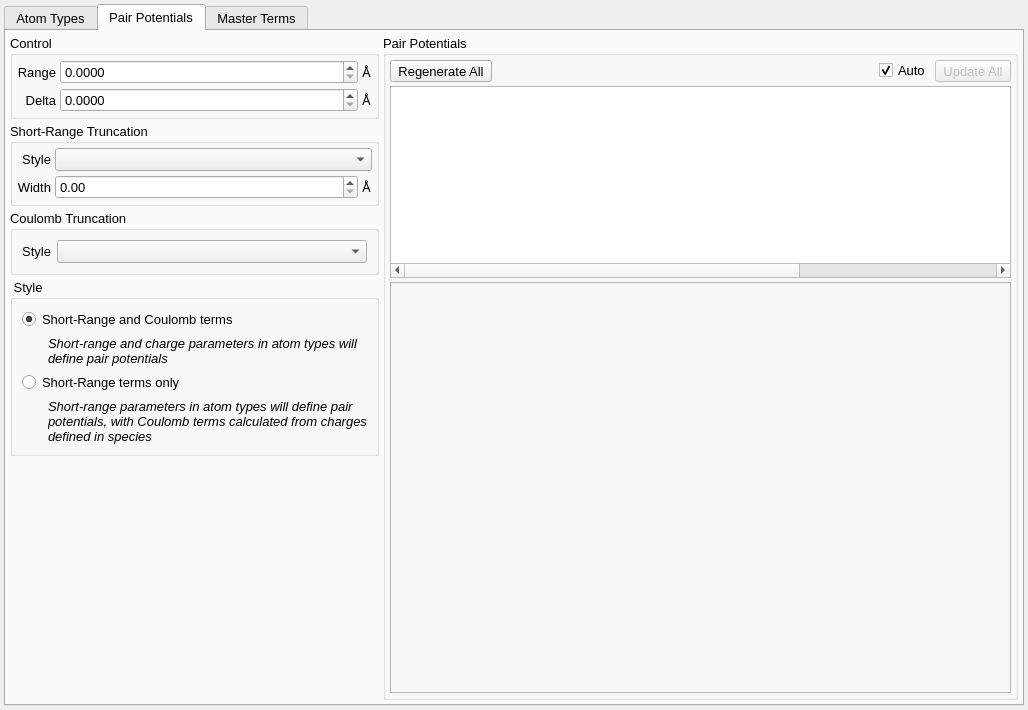
Old version of the form src/gui/forcefieldtab.ui in the repository disorderedmaterials/dissolve.
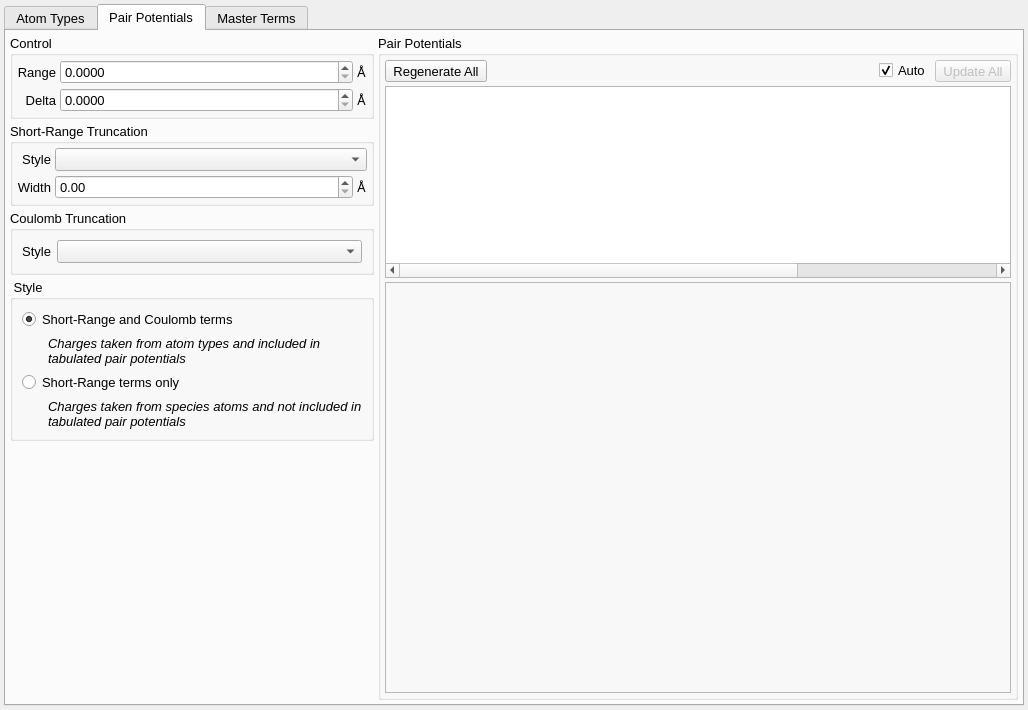
New version of the form. The open tabs and pages were chosen to show the change. Icons and pictures are not drawn. Custom widgets are drawn as their Qt base class.

Commit message: Clarify option descriptions.

Patch:
```diff
--- a/src/gui/forcefieldtab.ui
+++ b/src/gui/forcefieldtab.ui
@@ -448,7 +448,7 @@
                </font>
               </property>
               <property name="text">
-               <string>Short-range and charge parameters in atom types will define pair potentials</string>
+               <string>Charges taken from atom types and included in tabulated pair potentials</string>
               </property>
               <property name="wordWrap">
                <bool>true</bool>
@@ -495,7 +495,7 @@
                </font>
               </property>
               <property name="text">
-               <string>Short-range parameters in atom types will define pair potentials, with Coulomb terms calculated from charges defined in species</string>
+               <string>Charges taken from species atoms and not included in tabulated pair potentials</string>
               </property>
               <property name="wordWrap">
                <bool>true</bool>
```
